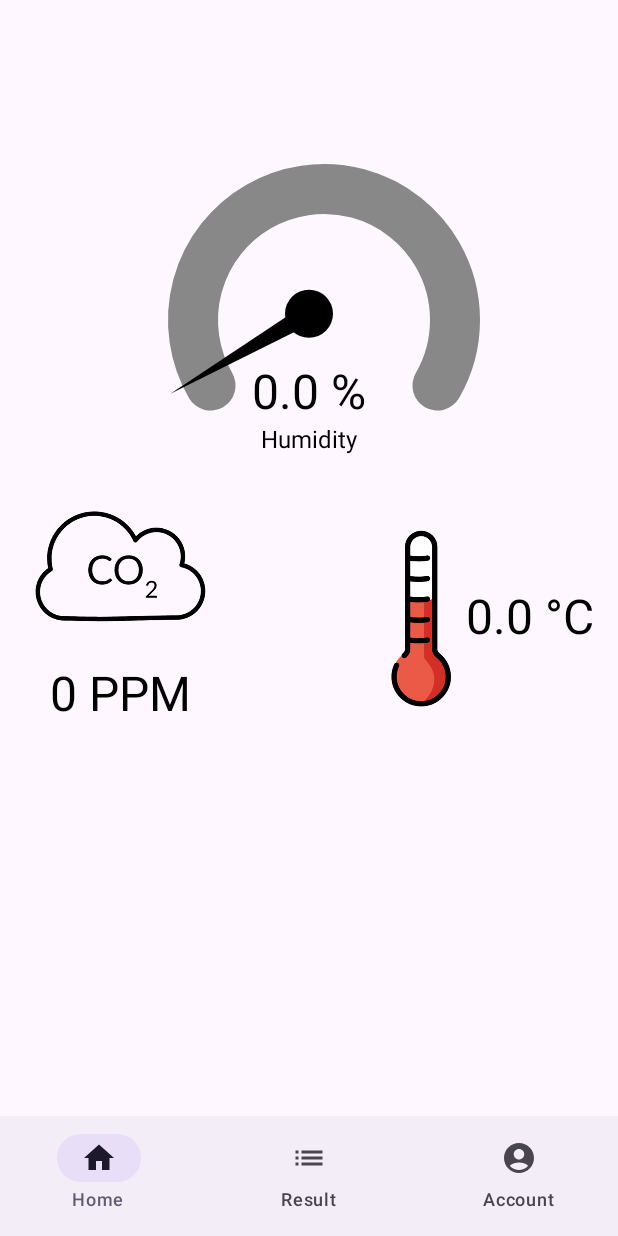
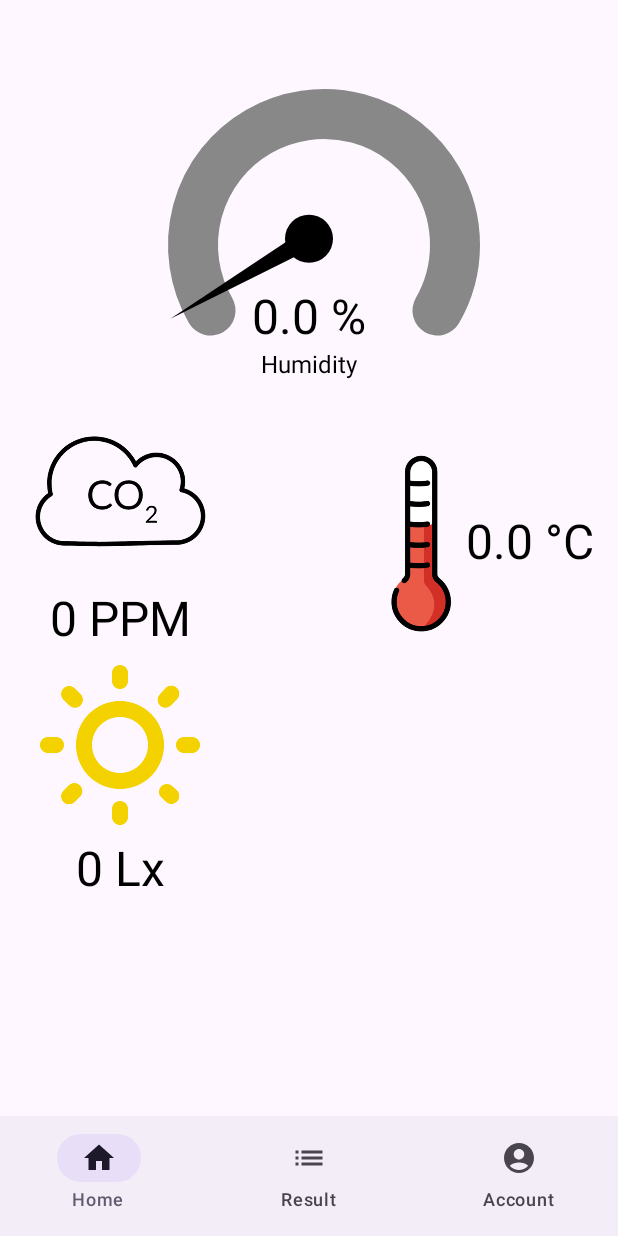
Before and after one commit to Black4rrow/station_meteo_kotlin, an Android app built with Jetpack Compose: the screen it shows after launch (MainActivity), on a phone screen of 412 x 824 dp. Run offline under Robolectric (Android 15) with nearby library versions, the phone set to English and light mode, and no system bars; our stand-ins replace Firebase (no records; nobody signed in at launch, a user with empty details on screens opened directly), livedata-compose.

Commit message:
feat: Add lightLevel

```diff
--- a/app/src/main/java/com/example/station_meteo/View/Home.kt
+++ b/app/src/main/java/com/example/station_meteo/View/Home.kt
@@ -19,7 +19,6 @@ import androidx.compose.foundation.layout.height
 import androidx.compose.foundation.layout.padding
 import androidx.compose.foundation.layout.size
 import androidx.compose.foundation.layout.width
-import androidx.compose.material3.Button
 import androidx.compose.material3.Text
 import androidx.compose.runtime.Composable
 import androidx.compose.runtime.LaunchedEffect
@@ -56,7 +55,11 @@ import kotlin.math.sin
 
 @SuppressLint("NewApi")
 @Composable
-fun Home(navController: NavController, databaseViewModel: DatabaseViewModel = viewModel(),notificationViewModel: NotificationViewModel = viewModel()) {
+fun Home(
+    navController: NavController,
+    databaseViewModel: DatabaseViewModel = viewModel(),
+    notificationViewModel: NotificationViewModel = viewModel()
+) {
     val progressColors = listOf(
         Color(0xFFADD8E6),
         Color(0xFF87CEEB),
@@ -69,6 +72,8 @@ fun Home(navController: NavController, databaseViewModel: DatabaseViewModel = vi
     val latestHumidity = weatherReports.value.maxByOrNull { it.reportDate }?.humidity ?: 0.0f
     val latestTemperature = weatherReports.value.maxByOrNull { it.reportDate }?.temperature ?: 0.0f
     val latestCo2 = weatherReports.value.maxByOrNull { it.reportDate }?.co2 ?: 0.0f
+    val lightLevel = weatherReports.value.maxByOrNull { it.reportDate }?.lightLevel ?: 0.0f
+
 
 
     Column(
@@ -77,7 +82,7 @@ fun Home(navController: NavController, databaseViewModel: DatabaseViewModel = vi
             .padding(top = 16.dp, bottom = 80.dp),
         horizontalAlignment = Alignment.CenterHorizontally
     ) {
-        Spacer(modifier = Modifier.size(100.dp))
+        Spacer(modifier = Modifier.size(50.dp))
         Box(
             modifier = Modifier.size(200.dp)
         ) {
@@ -94,9 +99,12 @@ fun Home(navController: NavController, databaseViewModel: DatabaseViewModel = vi
             Column(
                 modifier = Modifier
                     .padding(start = 16.dp),
-                horizontalAlignment = Alignment.CenterHorizontally
+                verticalArrangement = Arrangement.SpaceBetween
             )
             {
+                Column(
+                    horizontalAlignment = Alignment.CenterHorizontally
+                ) {
                     Image(
                         painter = painterResource(id = R.drawable.co2cloud),
                         contentDescription = "Co2 Cloud Image",
@@ -108,6 +116,22 @@ fun Home(navController: NavController, databaseViewModel: DatabaseViewModel = vi
                         lineHeight = 24.sp,
                         color = Color.Black
                     )
+                }
+                Column(
+                    horizontalAlignment = Alignment.CenterHorizontally
+                ) {
+                    Image(
+                        painter = painterResource(id = R.drawable.brightness),
+                        contentDescription = "brightness Image",
+                        modifier = Modifier.size(128.dp)
+                    )
+                    Text(
+                        text = "${lightLevel.toInt()} Lx",
+                        fontSize = 32.sp,
+                        lineHeight = 24.sp,
+                        color = Color.Black
+                    )
+                }
             }
 
             Row(
@@ -138,7 +162,12 @@ fun Home(navController: NavController, databaseViewModel: DatabaseViewModel = vi
         Box() {
             if (latestCo2 > 6000)
                 BlinkingImage(painterResource(id = R.drawable.alert))
-            MonitorCO2(latestCo2.toInt(),notificationViewModel,"Alert !","Warning, please leave the room.")
+            MonitorCO2(
+                latestCo2.toInt(),
+                notificationViewModel,
+                "Alert !",
+                "Warning, please leave the room."
+            )
         }
     }
 }
@@ -273,9 +302,20 @@ fun BlinkingImage(painter: Painter) {
 
 @RequiresApi(Build.VERSION_CODES.TIRAMISU)
 @Composable
-fun MonitorCO2(co2Value: Int,notificationViewModel : NotificationViewModel,title: String,message: String) {
+fun MonitorCO2(
+    co2Value: Int,
+    notificationViewModel: NotificationViewModel,
+    title: String,
+    message: String
+) {
     val context = LocalContext.current
-    var hasPermission by remember { mutableStateOf(notificationViewModel.checkNotificationPermission(context)) }
+    var hasPermission by remember {
+        mutableStateOf(
+            notificationViewModel.checkNotificationPermission(
+                context
+            )
+        )
+    }
     var notificationSent by remember { mutableStateOf(false) }
 
     val requestPermissionLauncher =
@@ -286,7 +326,7 @@ fun MonitorCO2(co2Value: Int,notificationViewModel : NotificationViewModel,title
     LaunchedEffect(co2Value) {
         if (co2Value > 6000 && !notificationSent) {
             if (hasPermission) {
-                notificationViewModel.showNotification(context,title,message)
+                notificationViewModel.showNotification(context, title, message)
                 notificationSent = true
             } else {
                 requestPermissionLauncher.launch(Manifest.permission.POST_NOTIFICATIONS)
```
Also changed, not shown: app/src/main/res/drawable/brightness.png (added). Lines whose indentation alone changed are shown as unchanged.
